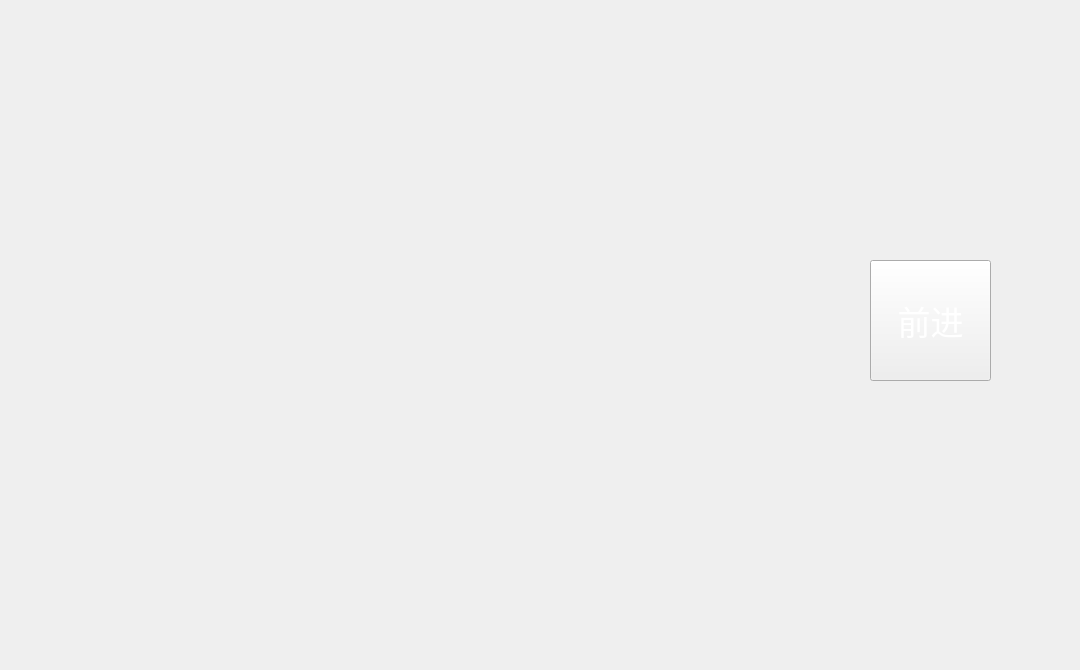
This is combatroom.ui in a12387/QtTheSpire as Qt 5 draws it before an edit. The edited form follows.
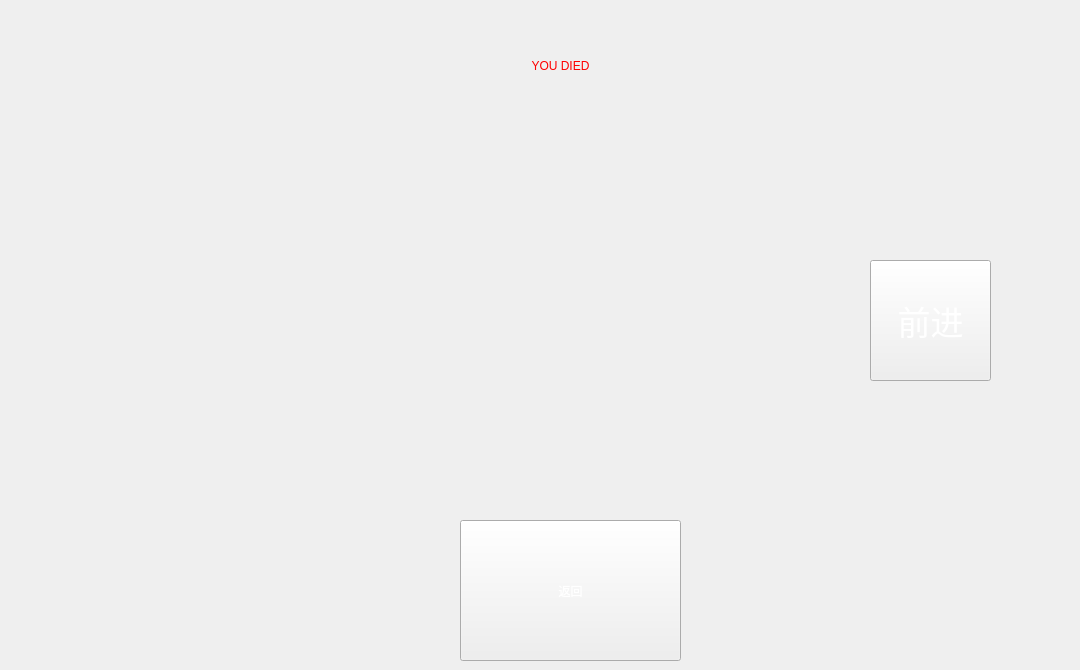
This is the edited form. Icons and pictures are not drawn.

The edit to the form file:
```diff
--- a/combatroom.ui
+++ b/combatroom.ui
@@ -48,6 +48,44 @@
     <string/>
    </property>
   </widget>
+  <widget class="QLabel" name="death">
+   <property name="geometry">
+    <rect>
+     <x>420</x>
+     <y>20</y>
+     <width>281</width>
+     <height>91</height>
+    </rect>
+   </property>
+   <property name="styleSheet">
+    <string notr="true">font: 700 40pt &quot;Microsoft YaHei UI&quot;;
+color: rgb(255, 0, 0);</string>
+   </property>
+   <property name="text">
+    <string>YOU DIED</string>
+   </property>
+   <property name="alignment">
+    <set>Qt::AlignCenter</set>
+   </property>
+  </widget>
+  <widget class="QPushButton" name="returnBtn">
+   <property name="geometry">
+    <rect>
+     <x>460</x>
+     <y>520</y>
+     <width>221</width>
+     <height>141</height>
+    </rect>
+   </property>
+   <property name="styleSheet">
+    <string notr="true">font: 20pt &quot;Microsoft YaHei UI&quot;;
+color: rgb(255, 255, 255);
+border-image: url(:/game/resource/ui/endturn.png);</string>
+   </property>
+   <property name="text">
+    <string>返回</string>
+   </property>
+  </widget>
   <zorder>background</zorder>
   <zorder>continue_2</zorder>
  </widget>
```
Left out of the diff: 2 changed lines with no effect on the pictures.
